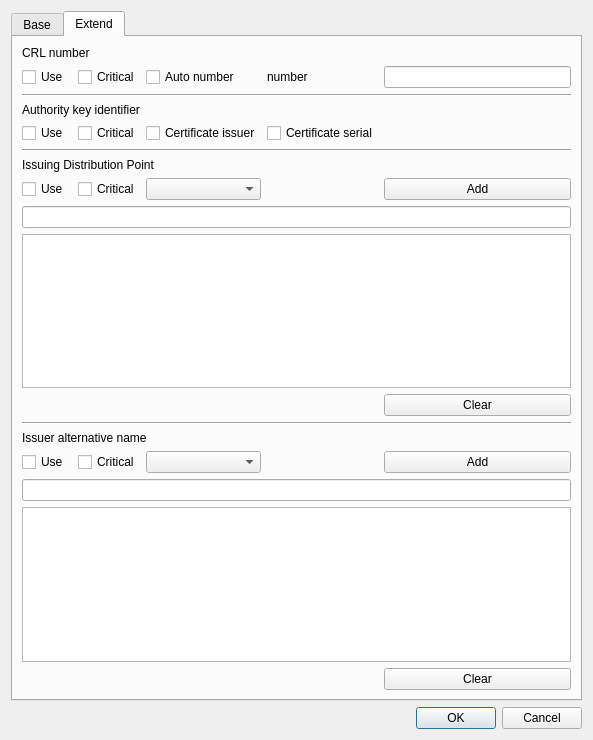
jykim74/CCMan, file CCMan/make_crl_profile_dlg.ui: the form before one commit.
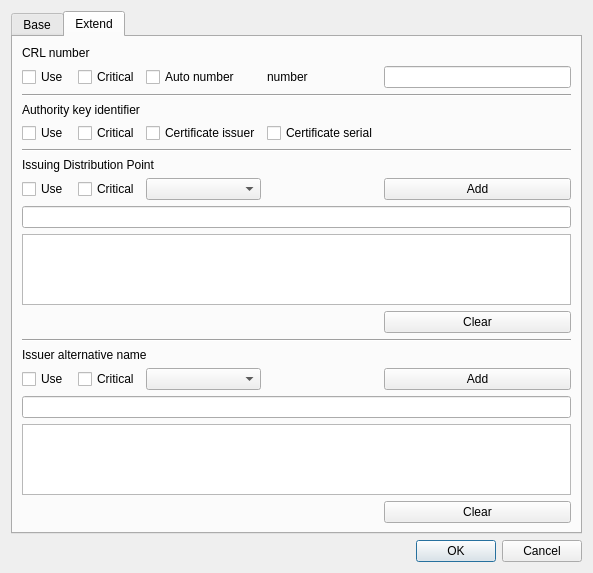
The form after the commit. The open tabs and pages were chosen to show the change.

Commit message: UI 개선

Diff of the .ui file:
```diff
--- a/CCMan/make_crl_profile_dlg.ui
+++ b/CCMan/make_crl_profile_dlg.ui
@@ -7,7 +7,7 @@
     <x>0</x>
     <y>0</y>
     <width>593</width>
-    <height>740</height>
+    <height>566</height>
    </rect>
   </property>
   <property name="windowTitle">
```
Left out of the diff: 2 changed lines with no effect on the pictures. The commit also changes 6 other files.
